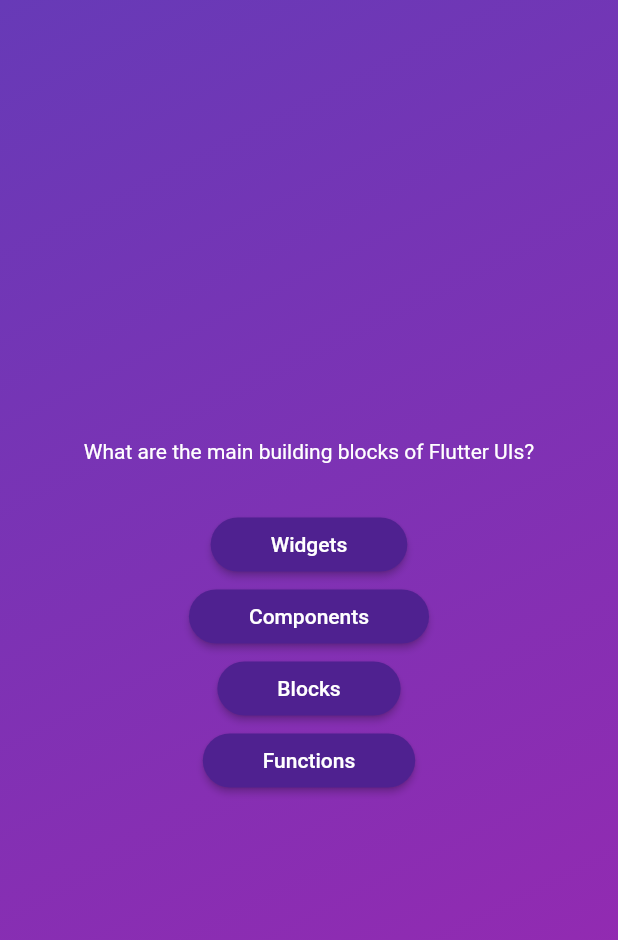
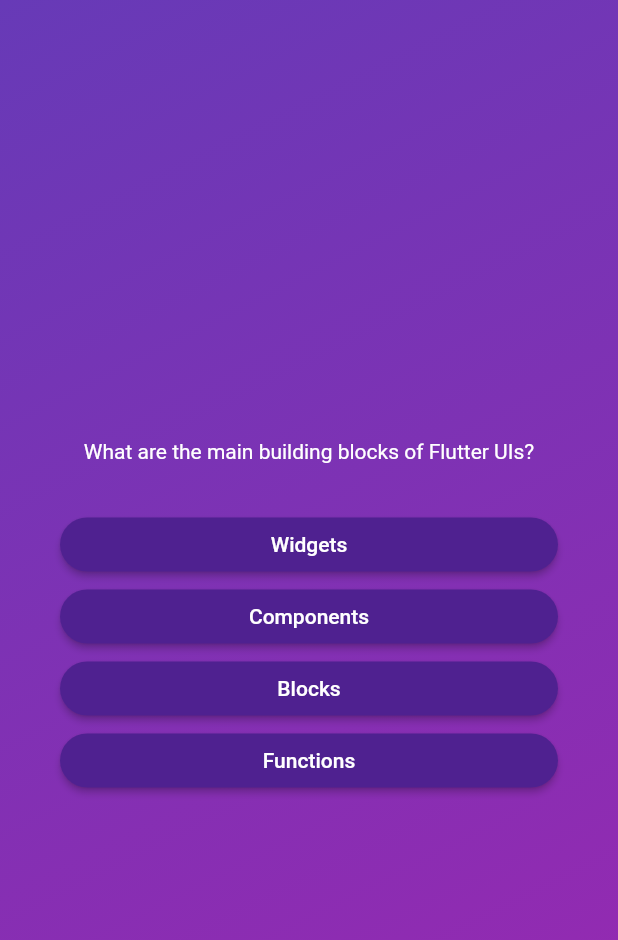
Before and after one commit to AlbertSigsbert/Flutter-adv-basics, a Flutter app: the screen it shows after launch, after a tap on "Start Quiz", on a phone screen of 412 x 824 dp. Shown: the top 940 px of the screen. Run offline on Flutter 3.47's test engine with Material 2 defaults, Android fonts, the phone set to English and light mode, and no system bars.

Commit message:
Alignment, margin & paddding

```diff
--- a/lib/questions_screen.dart
+++ b/lib/questions_screen.dart
@@ -17,16 +17,23 @@ class _QuestionsScreenState extends State<QuestionsScreen> {
     final currentQuestion = questions[0];
     return SizedBox(
       width: double.infinity,
-      child: Column(mainAxisAlignment: MainAxisAlignment.center, children: [
+      child: Container(
+        margin:const EdgeInsets.all(40),
+        child: Column(
+          mainAxisAlignment: MainAxisAlignment.center,
+          crossAxisAlignment: CrossAxisAlignment.stretch,
+          children: [
           Text(
             currentQuestion.text,
             style: const TextStyle(color: Colors.white),
+            textAlign: TextAlign.center,
           ),
           const SizedBox(height: 30),
           ...currentQuestion.answers.map((answer) {
             return AnswerButton(answerText: answer, onTap: () {});
           }),
         ]),
+      ),
     );
   }
 }
```
Lines whose indentation alone changed are shown as unchanged.
